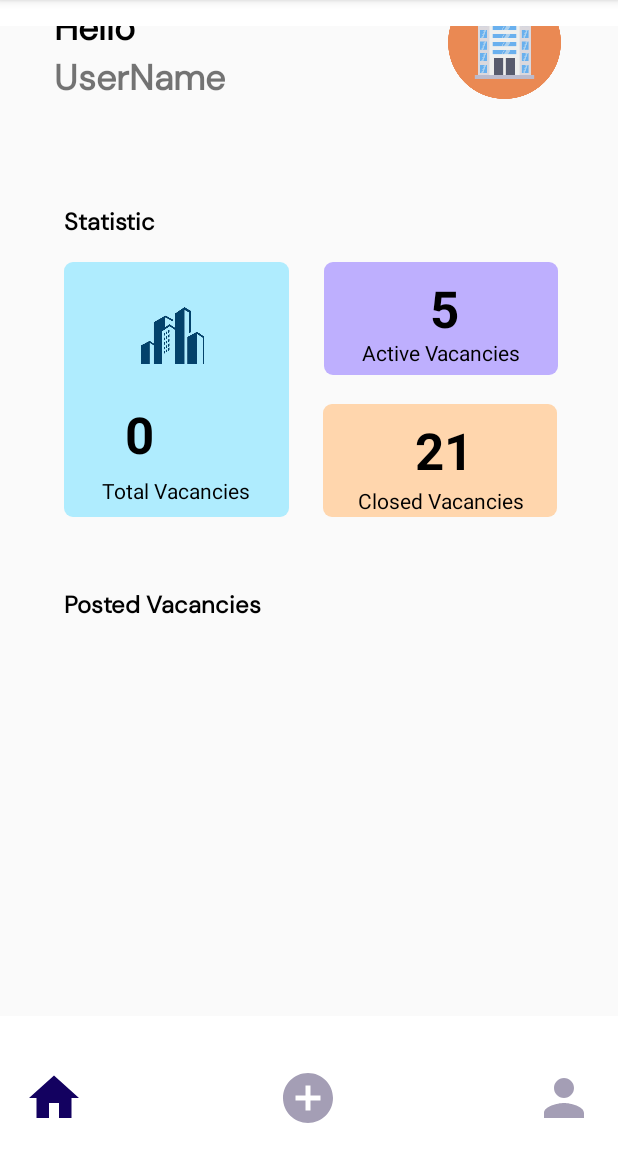
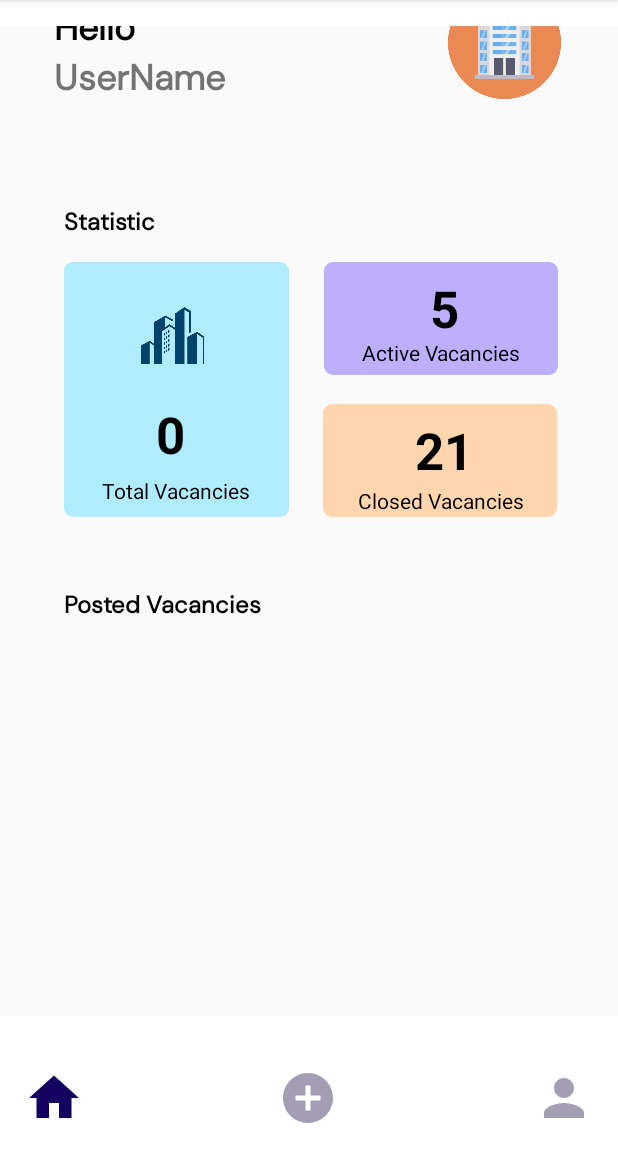
Before and after one commit to vidura-chathuranga/Jobspot-Jobseeking-Kotlin_App, an Android app: the CompanyHomeFrag screen opened directly, with no data from a screen before it, on a phone screen of 412 x 824 dp, the part 84-1236 px from its top. Run offline under Robolectric (Android 15) with nearby library versions, the phone set to English and light mode, and no system bars; our stand-ins replace Firebase (no records; nobody signed in at launch, a user with empty details on screens opened directly); 2 statements that could not run were skipped.

```diff
--- a/app/src/main/res/layout/fragment_company_home.xml
+++ b/app/src/main/res/layout/fragment_company_home.xml
@@ -180,13 +180,14 @@
             android:id="@+id/totalVacancyCount"
             android:layout_width="77dp"
             android:layout_height="39dp"
-            android:text="100+"
+            android:text="2"
+            android:textAlignment="center"
             android:textColor="@color/black"
             android:textSize="34sp"
             android:textStyle="bold"
             app:layout_constraintBottom_toBottomOf="@+id/imageView42"
             app:layout_constraintEnd_toEndOf="@+id/imageView42"
-            app:layout_constraintHorizontal_bias="0.561"
+            app:layout_constraintHorizontal_bias="0.438"
             app:layout_constraintStart_toStartOf="@+id/imageView42"
             app:layout_constraintTop_toTopOf="@+id/imageView42"
             app:layout_constraintVertical_bias="0.702" />
```
